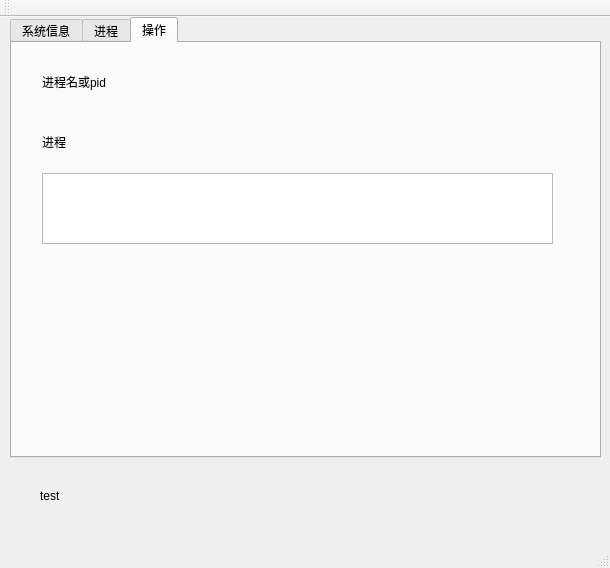
ingdex/OS_design, file task4/taskManager/mainwindow.ui: the form before one commit.
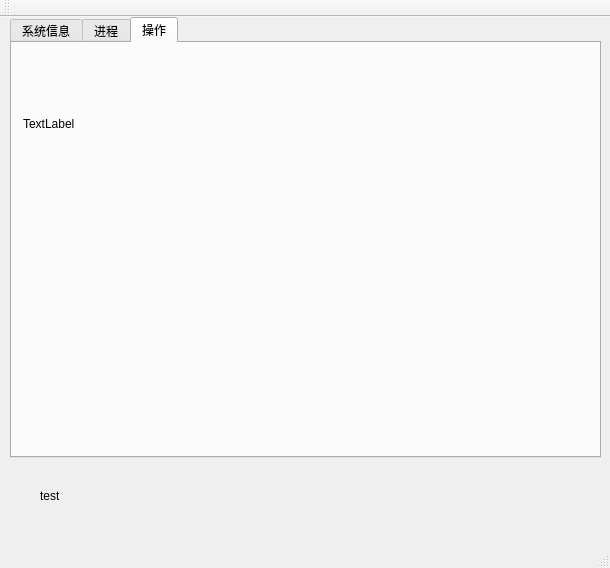
The form after the commit. The open tabs and pages were chosen to show the change.

```diff
--- a/task4/taskManager/mainwindow.ui
+++ b/task4/taskManager/mainwindow.ui
@@ -241,41 +241,24 @@
      <attribute name="title">
       <string>操作</string>
      </attribute>
-     <widget class="QLabel" name="label_6">
+     <widget class="QWidget" name="verticalLayoutWidget">
       <property name="geometry">
        <rect>
-        <x>30</x>
-        <y>30</y>
-        <width>91</width>
-        <height>17</height>
+        <x>0</x>
+        <y>10</y>
+        <width>371</width>
+        <height>141</height>
        </rect>
       </property>
-      <property name="text">
-       <string>进程名或pid</string>
-      </property>
-     </widget>
-     <widget class="QLabel" name="label_7">
-      <property name="geometry">
-       <rect>
-        <x>30</x>
-        <y>90</y>
-        <width>91</width>
-        <height>17</height>
-       </rect>
-      </property>
-      <property name="text">
-       <string>进程</string>
-      </property>
-     </widget>
-     <widget class="QTableWidget" name="tableWidget_2">
-      <property name="geometry">
-       <rect>
-        <x>30</x>
-        <y>130</y>
-        <width>511</width>
-        <height>71</height>
-       </rect>
-      </property>
+      <layout class="QVBoxLayout" name="verticalLayout">
+       <item>
+        <widget class="QLabel" name="label_6">
+         <property name="text">
+          <string>TextLabel</string>
+         </property>
+        </widget>
+       </item>
+      </layout>
      </widget>
     </widget>
    </widget>
```
Left out of the diff: 2 changed lines with no effect on the pictures.
